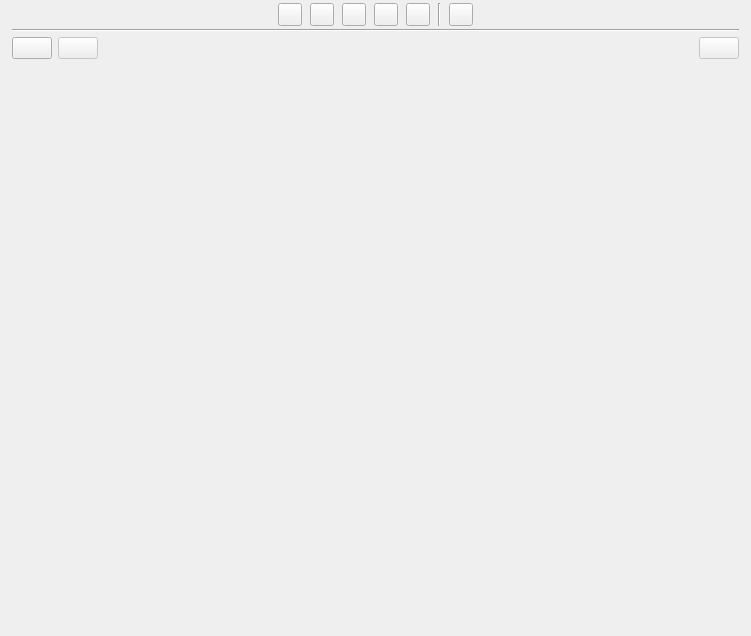
zkovari/plotlyst, file ui/characters_view.ui: the form before one commit.
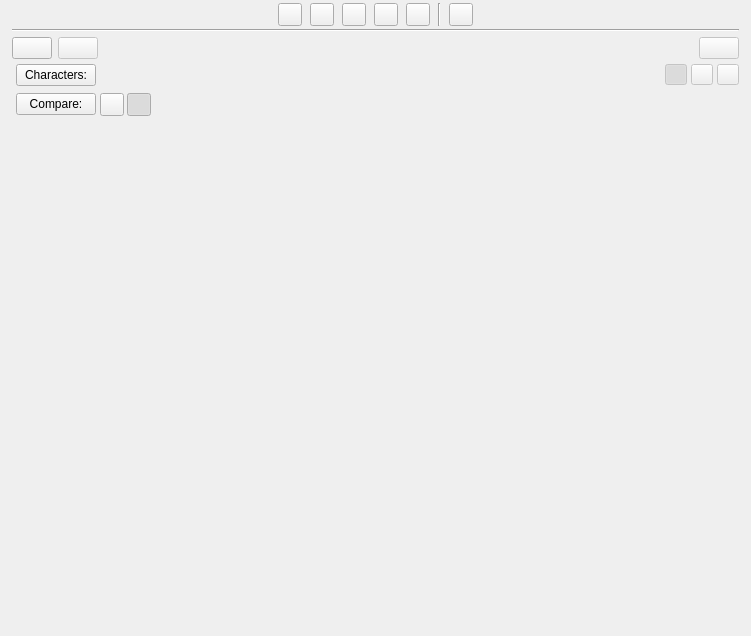
The form after the commit. The open tabs and pages were chosen to show the change. Custom widgets are drawn as their Qt base class.

Commit message: Compare character summaries, closes #517

```diff
--- a/ui/characters_view.ui
+++ b/ui/characters_view.ui
@@ -633,14 +633,236 @@
             <number>0</number>
            </property>
            <item>
-            <widget class="CharacterSelectorButtons" name="wdgComparisonCharacterSelector" native="true">
-             <property name="sizePolicy">
-              <sizepolicy hsizetype="Expanding" vsizetype="Preferred">
-               <horstretch>0</horstretch>
-               <verstretch>0</verstretch>
-              </sizepolicy>
+            <layout class="QHBoxLayout" name="horizontalLayout_6">
+             <property name="leftMargin">
+              <number>4</number>
              </property>
-            </widget>
+             <item>
+              <widget class="QPushButton" name="btnCharactersLabel">
+               <property name="text">
+                <string>Characters:</string>
+               </property>
+              </widget>
+             </item>
+             <item>
+              <widget class="CharacterSelectorButtons" name="wdgComparisonCharacterSelector" native="true">
+               <property name="sizePolicy">
+                <sizepolicy hsizetype="Expanding" vsizetype="Preferred">
+                 <horstretch>0</horstretch>
+                 <verstretch>0</verstretch>
+                </sizepolicy>
+               </property>
+              </widget>
+             </item>
+             <item>
+              <spacer name="horizontalSpacer_4">
+               <property name="orientation">
+                <enum>Qt::Horizontal</enum>
+               </property>
+               <property name="sizeType">
+                <enum>QSizePolicy::Preferred</enum>
+               </property>
+               <property name="sizeHint" stdset="0">
+                <size>
+                 <width>40</width>
+                 <height>20</height>
+                </size>
+               </property>
+              </spacer>
+             </item>
+             <item>
+              <layout class="QHBoxLayout" name="horizontalLayout_9">
+               <item>
+                <widget class="QToolButton" name="btnHorizontalComparison">
+                 <property name="enabled">
+                  <bool>false</bool>
+                 </property>
+                 <property name="cursor">
+                  <cursorShape>PointingHandCursor</cursorShape>
+                 </property>
+                 <property name="toolTip">
+                  <string>Vertical layout</string>
+                 </property>
+                 <property name="text">
+                  <string/>
+                 </property>
+                 <property name="iconSize">
+                  <size>
+                   <width>14</width>
+                   <height>14</height>
+                  </size>
+                 </property>
+                 <property name="checkable">
+                  <bool>true</bool>
+                 </property>
+                 <property name="checked">
+                  <bool>true</bool>
+                 </property>
+                 <attribute name="buttonGroup">
+                  <string notr="true">btnGroupComparisonView</string>
+                 </attribute>
+                </widget>
+               </item>
+               <item>
+                <widget class="QToolButton" name="btnVerticalComparison">
+                 <property name="enabled">
+                  <bool>false</bool>
+                 </property>
+                 <property name="cursor">
+                  <cursorShape>PointingHandCursor</cursorShape>
+                 </property>
+                 <property name="toolTip">
+                  <string>Horizontal layout</string>
+                 </property>
+                 <property name="text">
+                  <string/>
+                 </property>
+                 <property name="iconSize">
+                  <size>
+                   <width>14</width>
+                   <height>14</height>
+                  </size>
+                 </property>
+                 <property name="checkable">
+                  <bool>true</bool>
+                 </property>
+                 <property name="checked">
+                  <bool>false</bool>
+                 </property>
+                 <attribute name="buttonGroup">
+                  <string notr="true">btnGroupComparisonView</string>
+                 </attribute>
+                </widget>
+               </item>
+               <item>
+                <widget class="QToolButton" name="btnGridComparison">
+                 <property name="enabled">
+                  <bool>false</bool>
+                 </property>
+                 <property name="cursor">
+                  <cursorShape>PointingHandCursor</cursorShape>
+                 </property>
+                 <property name="toolTip">
+                  <string>Table layout</string>
+                 </property>
+                 <property name="text">
+                  <string/>
+                 </property>
+                 <property name="iconSize">
+                  <size>
+                   <width>14</width>
+                   <height>14</height>
+                  </size>
+                 </property>
+                 <property name="checkable">
+                  <bool>true</bool>
+                 </property>
+                 <attribute name="buttonGroup">
+                  <string notr="true">btnGroupComparisonView</string>
+                 </attribute>
+                </widget>
+               </item>
+              </layout>
+             </item>
+            </layout>
+           </item>
+           <item>
+            <layout class="QHBoxLayout" name="horizontalLayout_7">
+             <property name="leftMargin">
+              <number>4</number>
+             </property>
+             <property name="topMargin">
+              <number>3</number>
+             </property>
+             <item>
+              <widget class="QPushButton" name="btnComparisonLabel">
+               <property name="text">
+                <string>Compare:</string>
+               </property>
+              </widget>
+             </item>
+             <item>
+              <widget class="QWidget" name="wdgComparisonSelectorParent" native="true">
+               <property name="sizePolicy">
+                <sizepolicy hsizetype="Expanding" vsizetype="Preferred">
+                 <horstretch>0</horstretch>
+                 <verstretch>0</verstretch>
+                </sizepolicy>
+               </property>
+               <layout class="QHBoxLayout" name="horizontalLayout_8">
+                <property name="spacing">
+                 <number>3</number>
+                </property>
+                <property name="leftMargin">
+                 <number>0</number>
+                </property>
+                <property name="topMargin">
+                 <number>0</number>
+                </property>
+                <property name="rightMargin">
+                 <number>0</number>
+                </property>
+                <property name="bottomMargin">
+                 <number>0</number>
+                </property>
+                <item>
+                 <widget class="QToolButton" name="btnSummaryComparison">
+                  <property name="cursor">
+                   <cursorShape>PointingHandCursor</cursorShape>
+                  </property>
+                  <property name="toolTip">
+                   <string>Compare summary</string>
+                  </property>
+                  <property name="text">
+                   <string/>
+                  </property>
+                  <property name="checkable">
+                   <bool>true</bool>
+                  </property>
+                  <attribute name="buttonGroup">
+                   <string notr="true">btnGroupComparison</string>
+                  </attribute>
+                 </widget>
+                </item>
+                <item>
+                 <widget class="QToolButton" name="btnBigFiveComparison">
+                  <property name="cursor">
+                   <cursorShape>PointingHandCursor</cursorShape>
+                  </property>
+                  <property name="toolTip">
+                   <string>Compare Big Five traits</string>
+                  </property>
+                  <property name="text">
+                   <string/>
+                  </property>
+                  <property name="checkable">
+                   <bool>true</bool>
+                  </property>
+                  <property name="checked">
+                   <bool>true</bool>
+                  </property>
+                  <attribute name="buttonGroup">
+                   <string notr="true">btnGroupComparison</string>
+                  </attribute>
+                 </widget>
+                </item>
+                <item>
+                 <spacer name="horizontalSpacer_3">
+                  <property name="orientation">
+                   <enum>Qt::Horizontal</enum>
+                  </property>
+                  <property name="sizeHint" stdset="0">
+                   <size>
+                    <width>40</width>
+                    <height>20</height>
+                   </size>
+                  </property>
+                 </spacer>
+                </item>
+               </layout>
+              </widget>
+             </item>
+            </layout>
            </item>
            <item>
             <widget class="QScrollArea" name="scrollArea_3">
@@ -659,7 +881,7 @@
                 <x>0</x>
                 <y>0</y>
                 <width>727</width>
-                <height>556</height>
+                <height>510</height>
                </rect>
               </property>
               <layout class="QVBoxLayout" name="verticalLayout_8">
```
Left out of the diff: 8 changed lines with no effect on the pictures. The commit also changes 3 other files.
